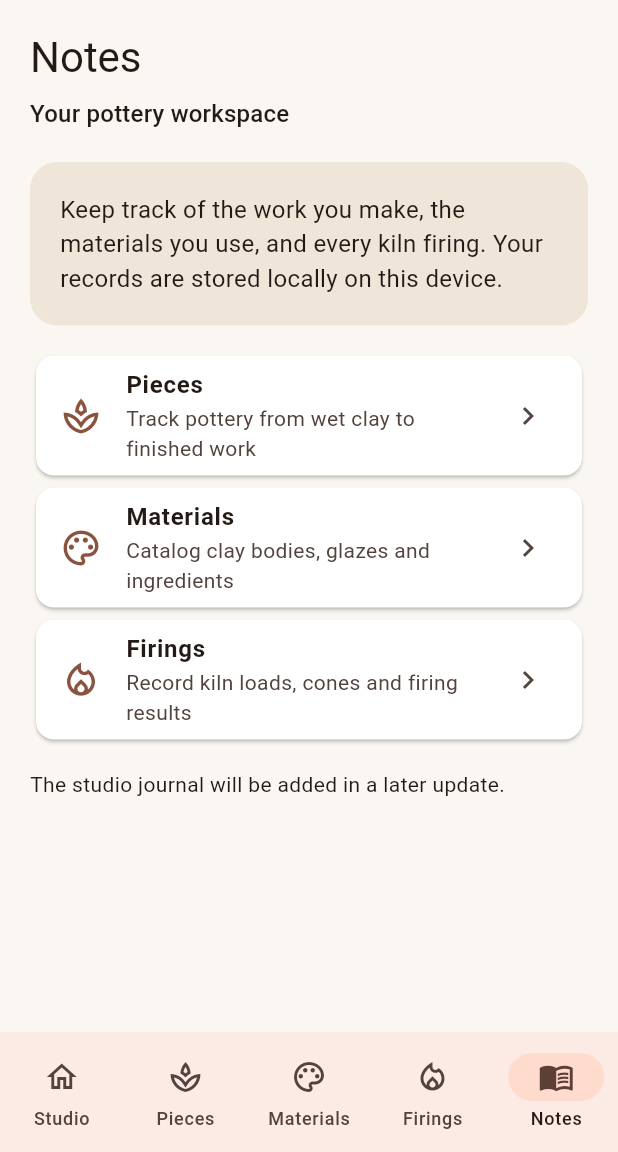
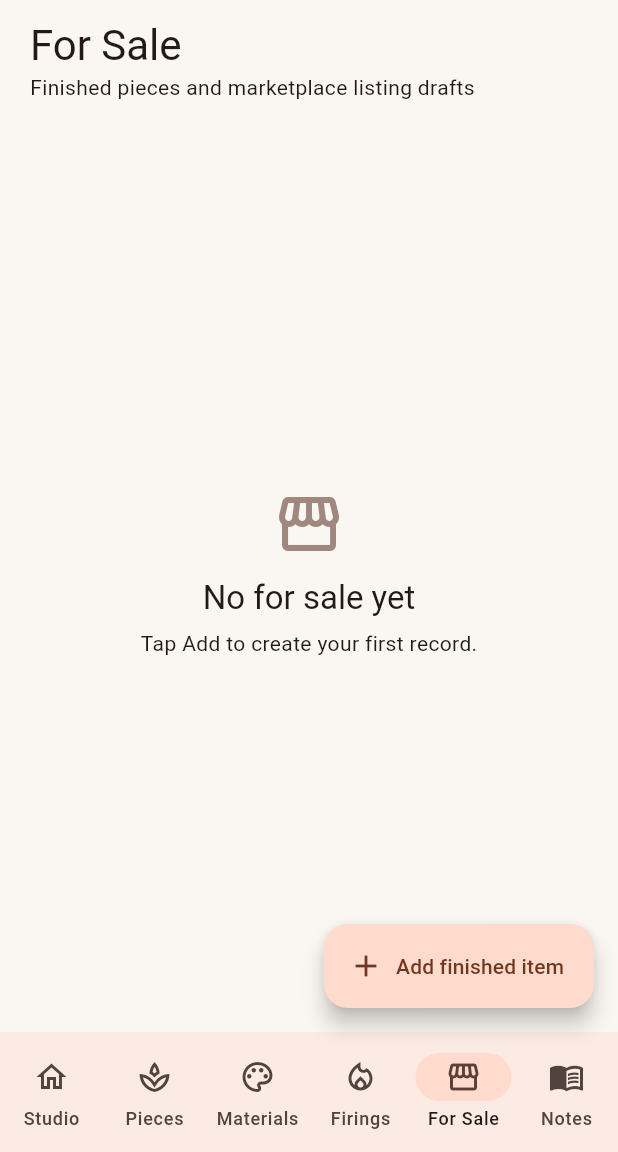
Before and after one commit to mamefan1945/PotteryTracker, a Flutter app: the screen it shows after launch, item 5 of the bottom bar chosen, on a phone screen of 412 x 824 dp, the part 84-1236 px from its top. Run offline on Flutter 3.47's test engine with Material 3 defaults, Android fonts, the phone set to English and light mode, and no system bars; our stand-ins replace sqflite; accounts and stored records are empty.

Commit message:
Add finished items and marketplace listing drafts

```diff
--- a/lib/main.dart
+++ b/lib/main.dart
@@ -3,6 +3,7 @@
 // ignore_for_file: deprecated_member_use, prefer_interpolation_to_compose_strings
 
 import 'package:flutter/material.dart';
+import 'package:flutter/services.dart';
 import 'data/studio_database.dart';
 
 void main() {
@@ -42,6 +43,7 @@ class _StudioHomePageState extends State<StudioHomePage> {
     _Tab('Pieces', Icons.spa_outlined, 'piece'),
     _Tab('Materials', Icons.palette_outlined, 'material'),
     _Tab('Firings', Icons.local_fire_department_outlined, 'firing'),
+    _Tab('For Sale', Icons.storefront_outlined, 'sale'),
     _Tab('Notes', Icons.menu_book_outlined, ''),
   ];
 
@@ -91,6 +93,10 @@ class _StudioHomePageState extends State<StudioHomePage> {
     if (mounted) _notify('Record saved.');
   }
 
+  Future<void> _showListings(StudioRecord record) async {
+    await showDialog<void>(context: context, builder: (context) => _ListingDialog(record: record));
+  }
+
   Future<void> _delete(StudioRecord record) async {
     final yes = await showDialog<bool>(
       context: context,
@@ -129,7 +135,7 @@ class _StudioHomePageState extends State<StudioHomePage> {
           ? FloatingActionButton.extended(
               onPressed: _add,
               icon: const Icon(Icons.add),
-              label: Text('Add ' + current.title.toLowerCase().substring(0, current.title.length - 1)),
+              label: Text(current.category == 'sale' ? 'Add finished item' : 'Add ' + current.title.toLowerCase().substring(0, current.title.length - 1)),
             )
           : null,
       bottomNavigationBar: NavigationBar(
@@ -165,7 +171,8 @@ class _StudioHomePageState extends State<StudioHomePage> {
           _HomeLink(icon: Icons.spa_outlined, title: 'Pieces', subtitle: 'Track pottery from wet clay to finished work', onTap: () => _changeTab(1)),
           _HomeLink(icon: Icons.palette_outlined, title: 'Materials', subtitle: 'Catalog clay bodies, glazes and ingredients', onTap: () => _changeTab(2)),
           _HomeLink(icon: Icons.local_fire_department_outlined, title: 'Firings', subtitle: 'Record kiln loads, cones and firing results', onTap: () => _changeTab(3)),
-          if (_tab == 4)
+          _HomeLink(icon: Icons.storefront_outlined, title: 'For Sale', subtitle: 'Prepare listings for finished pottery', onTap: () => _changeTab(4)),
+          if (_tab == 5)
             const Padding(
               padding: EdgeInsets.only(top: 16),
               child: Text('The studio journal will be added in a later update.'),
@@ -186,7 +193,7 @@ class _StudioHomePageState extends State<StudioHomePage> {
                     ? 'Track your pottery projects'
                     : current.title == 'Materials'
                         ? 'Your clay and glaze library'
-                        : 'Kiln and firing history'),
+                        : current.category == 'sale' ? 'Finished pieces and marketplace listing drafts' : 'Kiln and firing history'),
               ],
             ),
           ),
@@ -227,11 +234,12 @@ class _StudioHomePageState extends State<StudioHomePage> {
                               ),
                               title: Text(record.title, style: const TextStyle(fontWeight: FontWeight.w600)),
                               subtitle: details.isEmpty ? null : Text(details),
-                              trailing: IconButton(
-                                tooltip: 'Delete record',
-                                icon: const Icon(Icons.delete_outline),
-                                onPressed: () => _delete(record),
-                              ),
+                              trailing: current.category == 'sale'
+                                  ? Wrap(mainAxisSize: MainAxisSize.min, children: [
+                                      IconButton(tooltip: 'Create listing', icon: const Icon(Icons.description_outlined), onPressed: () => _showListings(record)),
+                                      IconButton(tooltip: 'Delete record', icon: const Icon(Icons.delete_outline), onPressed: () => _delete(record)),
+                                    ])
+                                  : IconButton(tooltip: 'Delete record', icon: const Icon(Icons.delete_outline), onPressed: () => _delete(record)),
                             ),
                           );
                         },
@@ -293,6 +301,7 @@ class _RecordDialogState extends State<_RecordDialog> {
   List<String> get _options => switch (widget.category) {
         'piece' => ['Wet', 'Leather hard', 'Bone dry', 'Bisque fired', 'Glazed', 'Finished'],
         'material' => ['Clay body', 'Glaze', 'Ingredient', 'Other'],
+        'sale' => ['Draft', 'Ready to list', 'Listed', 'Sold'],
         _ => ['Bisque', 'Glaze firing', 'Other'],
       };
 
@@ -300,13 +309,13 @@ class _RecordDialogState extends State<_RecordDialog> {
       ? 'Piece name'
       : widget.category == 'material'
           ? 'Material name'
-          : 'Firing name / load';
+          : widget.category == 'sale' ? 'Item name' : 'Firing name / load';
 
   String get _detailLabel => widget.category == 'piece'
       ? 'Clay body (optional)'
       : widget.category == 'material'
           ? 'Type or quantity (optional)'
-          : 'Kiln (optional)';
+          : widget.category == 'sale' ? 'Asking price (e.g. 48.00 USD)' : 'Kiln (optional)';
 
   @override
   void dispose() {
@@ -345,7 +354,7 @@ class _RecordDialogState extends State<_RecordDialog> {
                         ? 'Current stage'
                         : widget.category == 'material'
                             ? 'Material category'
-                            : 'Firing type',
+                            : widget.category == 'sale' ? 'Sale status' : 'Firing type',
                   ),
                   items: _options.map((value) => DropdownMenuItem(value: value, child: Text(value))).toList(),
                   onChanged: (value) => setState(() => _stage = value),
@@ -353,9 +362,9 @@ class _RecordDialogState extends State<_RecordDialog> {
                 const SizedBox(height: 12),
                 TextField(
                   controller: _notes,
-                  minLines: 2,
-                  maxLines: 4,
-                  decoration: const InputDecoration(labelText: 'Notes (optional)'),
+                  minLines: widget.category == 'sale' ? 4 : 2,
+                  maxLines: widget.category == 'sale' ? 7 : 4,
+                  decoration: InputDecoration(labelText: widget.category == 'sale' ? 'Description, dimensions, materials, care and shipping details' : 'Notes (optional)'),
                 ),
               ],
             ),
@@ -373,3 +382,38 @@ class _RecordDialogState extends State<_RecordDialog> {
         ],
       );
 }
+
+class _ListingDialog extends StatefulWidget {
+  const _ListingDialog({required this.record});
+  final StudioRecord record;
+  @override
+  State<_ListingDialog> createState() => _ListingDialogState();
+}
+class _ListingDialogState extends State<_ListingDialog> {
+  String _platform = 'Etsy';
+  String get _description => widget.record.notes.trim().isEmpty ? 'Handmade ceramic pottery. Add dimensions, materials, finish and care details before publishing.' : widget.record.notes.trim();
+  String get _listing {
+    final item = widget.record.title;
+    final price = widget.record.detail.trim();
+    final description = _description;
+    if (_platform == 'eBay') return '$item | Handmade Ceramic Pottery\n\n$description\n\nCondition: New, handmade\nPrice: $price\n\nReview measurements, shipping and return terms before publishing.';
+    if (_platform == 'Facebook Marketplace') return '$item\nPrice: $price\n\n$description\n\nHandmade pottery. Message me with questions or to arrange pickup/shipping.';
+    if (_platform == 'Instagram') return '$item\n\n$description\n\nPrice: $price\n\n#handmadepottery #ceramics #pottery #ceramicart #handmade';
+    return '$item — Handmade Ceramic Pottery\n\n$description\n\nPrice: $price\n\nAdd dimensions, clay and glaze details, care instructions, processing time, shipping information and relevant search tags.';
+  }
+  @override
+  Widget build(BuildContext context) => AlertDialog(
+    title: const Text('Prepare a marketplace listing'),
+    content: SizedBox(width: 480, child: SingleChildScrollView(child: Column(mainAxisSize: MainAxisSize.min, crossAxisAlignment: CrossAxisAlignment.stretch, children: [
+      const Text('Choose a destination. This creates a draft for you to review and publish.'),
+      const SizedBox(height: 12),
+      DropdownButtonFormField<String>(value: _platform, decoration: const InputDecoration(labelText: 'Marketplace'), items: ['Etsy', 'eBay', 'Facebook Marketplace', 'Instagram'].map((v) => DropdownMenuItem(value: v, child: Text(v))).toList(), onChanged: (v) => setState(() => _platform = v ?? 'Etsy')),
+      const SizedBox(height: 12),
+      Container(padding: const EdgeInsets.all(12), decoration: BoxDecoration(color: Theme.of(context).colorScheme.surfaceContainerHighest, borderRadius: BorderRadius.circular(12)), child: SelectableText(_listing)),
+    ]))),
+    actions: [
+      TextButton(onPressed: () => Navigator.pop(context), child: const Text('Close')),
+      FilledButton.icon(onPressed: () { Clipboard.setData(ClipboardData(text: _listing)); ScaffoldMessenger.of(context).showSnackBar(const SnackBar(content: Text('Listing copied to clipboard.'))); }, icon: const Icon(Icons.copy), label: const Text('Copy listing')),
+    ],
+  );
+}
```
